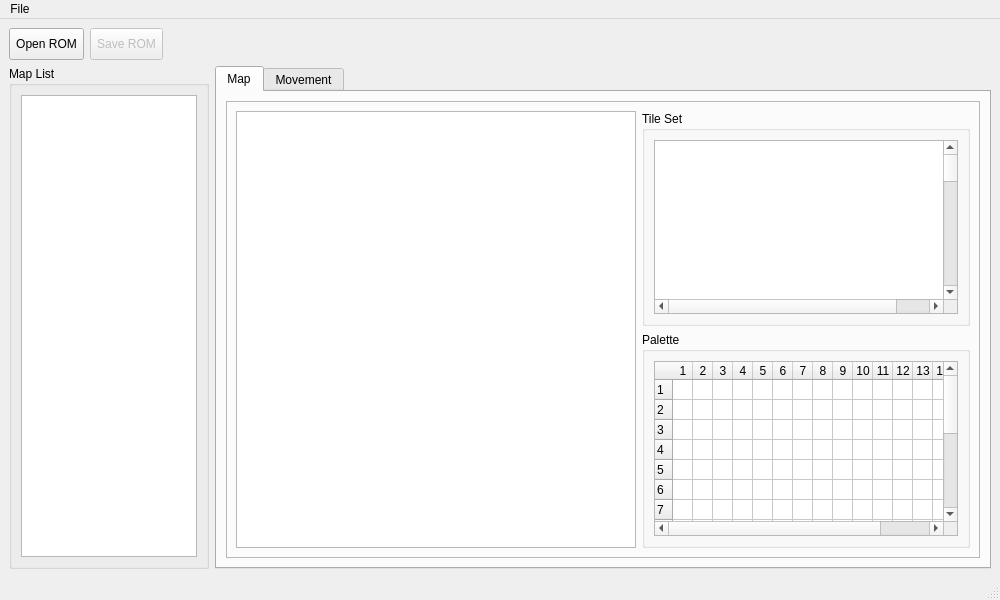
Before: the Qt Designer form ExeMap/ExeMap.ui in idealexe/EXE6_Tools, drawn with Qt 5.
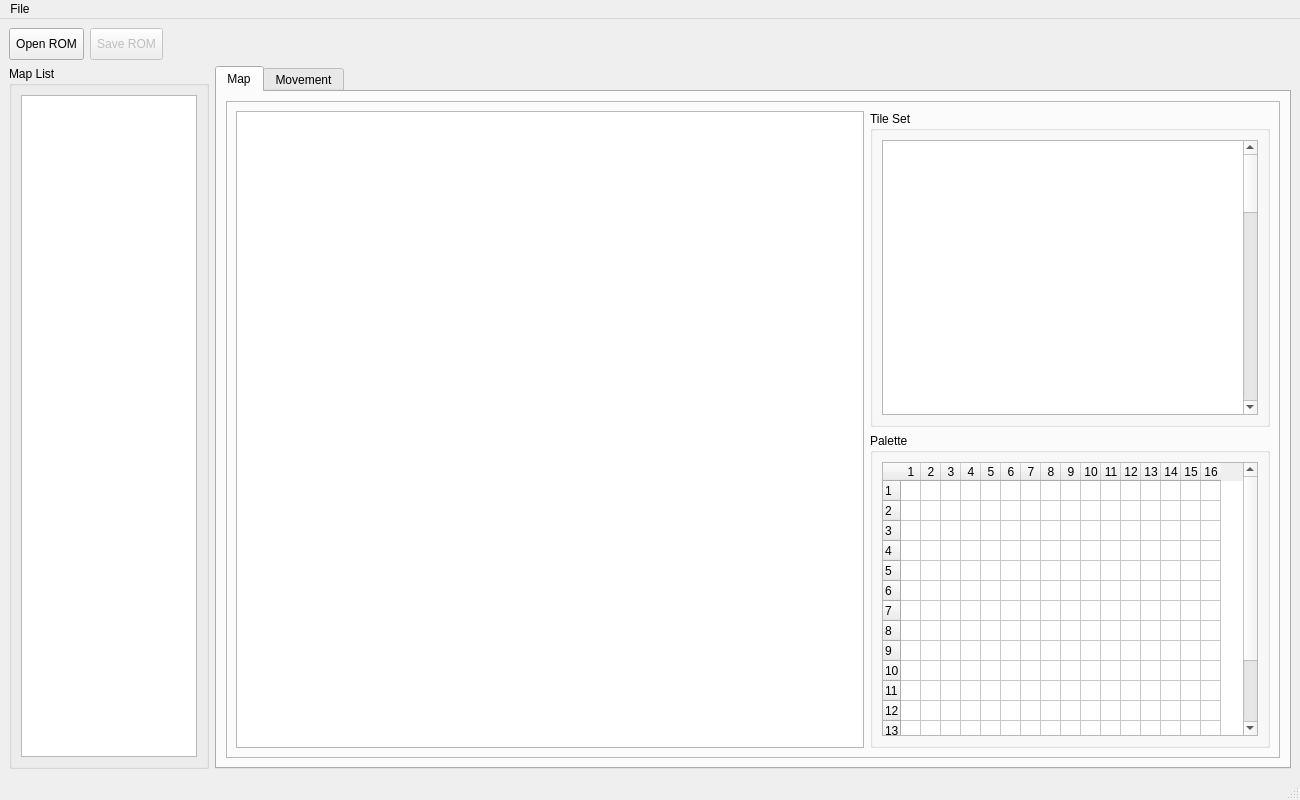
After: the same form once the commit is applied.

Commit message: コードを整理

What changed in the file:
```diff
--- a/ExeMap/ExeMap.ui
+++ b/ExeMap/ExeMap.ui
@@ -6,8 +6,8 @@
    <rect>
     <x>0</x>
     <y>0</y>
-    <width>1000</width>
-    <height>600</height>
+    <width>1300</width>
+    <height>800</height>
    </rect>
   </property>
   <property name="windowTitle">
@@ -346,7 +346,7 @@
     <rect>
      <x>0</x>
      <y>0</y>
-     <width>1000</width>
+     <width>1300</width>
      <height>21</height>
     </rect>
    </property>
```
Left out of the diff: 2 changed lines with no effect on the pictures. The commit also changes 2 other files.
